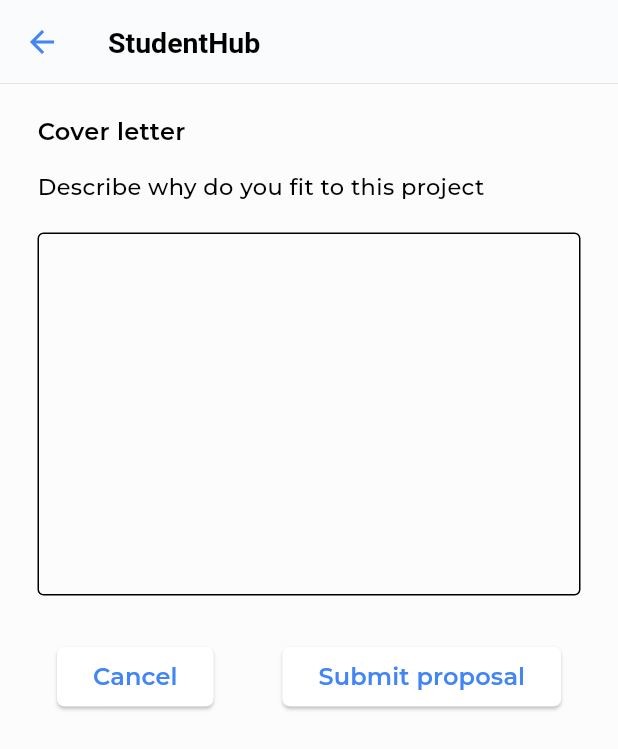
After one commit to rayleigh420/StudentHub, a Flutter app: the SubmitProject screen opened by its route, on a phone screen of 412 x 824 dp. The commit adds this screen. Shown: the top 749 px of the screen. Run offline on Flutter 3.47's test engine with Material 3 defaults, Android fonts, the phone set to English and light mode, and no system bars; our stand-ins replace another_flushbar, dio, dotted_border, event_bus, file_picker, flutter_mobx and 7 more; missing offline and left inert: material_dialog, textfield_tags, xxtea; accounts and stored records are empty; generated files the repository leaves out were written again.

Commit message:
ADD/ Submit proposal screen

```diff
--- a/lib/presentation/navigations/bottomNavigationBar.dart
+++ b/lib/presentation/navigations/bottomNavigationBar.dart
@@ -1,6 +1,6 @@
 import 'package:boilerplate/presentation/alert/alert.dart';
 import 'package:boilerplate/presentation/browse_project/browse_project_main.dart';
-import 'package:boilerplate/presentation/dashboard/dashboard.dart';
+import 'package:boilerplate/presentation/dashboard/dashboard_company.dart';
 import 'package:boilerplate/presentation/home/home.dart';
 import 'package:boilerplate/presentation/login/login.dart';
 import 'package:boilerplate/presentation/message/message.dart';
@@ -20,7 +20,7 @@
   static List<Widget> _widgetOptions = <Widget>[
     ProjectScreen(),
     MessageScreen(),
-    DashBoardScreen(),
+    DashboardCompanyScreen(),
     AlerttScreen(),
     ProfileScreen()
     // DashboardScreen(),
--- /dev/null
+++ b/lib/presentation/project/student/submit_project.dart
@@ -0,0 +1,91 @@
+import 'package:boilerplate/core/widgets/appBar.dart';
+import 'package:flutter/material.dart';
+
+class SubmitProject extends StatefulWidget {
+  const SubmitProject({Key? key}) : super(key: key);
+
+  @override
+  _SubmitProjectState createState() => _SubmitProjectState();
+}
+
+class _SubmitProjectState extends State<SubmitProject> {
+  @override
+  Widget build(BuildContext context) {
+    return Scaffold(
+      appBar: AppBarItem(),
+      body: SafeArea(
+        child: Container(
+            padding: const EdgeInsets.fromLTRB(25, 20, 25, 0),
+            child: GestureDetector(
+              onTap: () {
+                final currentFocus = FocusScope.of(context);
+                if (!currentFocus.hasPrimaryFocus) {
+                  currentFocus.unfocus();
+                }
+              },
+              child: Column(
+                crossAxisAlignment: CrossAxisAlignment.start,
+                children: [
+                  Text(
+                    "Cover letter",
+                    style: TextStyle(fontWeight: FontWeight.w600),
+                  ),
+                  SizedBox(
+                    height: 15,
+                  ),
+                  Text(
+                    "Describe why do you fit to this project",
+                    style: TextStyle(fontSize: 15, fontWeight: FontWeight.w500),
+                  ),
+                  SizedBox(
+                    height: 20,
+                  ),
+                  TextFormField(
+                    maxLines: 10,
+                    decoration: InputDecoration(
+                      border: OutlineInputBorder(
+                          borderSide: BorderSide(
+                        width: 3,
+                      )),
+                    ),
+                  ),
+                  Row(
+                    mainAxisAlignment: MainAxisAlignment.spaceEvenly,
+                    children: [
+                      Container(
+                        margin: const EdgeInsets.only(top: 30),
+                        child: ElevatedButton(
+                            style: ElevatedButton.styleFrom(
+                                shape: RoundedRectangleBorder(
+                                    borderRadius: BorderRadius.circular(5))),
+                            onPressed: () {
+                              // Navigator.pushNamed(context, '/project_post_4');
+                            },
+                            child: const Text(
+                                style: TextStyle(fontSize: 16), "Cancel")),
+                      ),
+                      SizedBox(
+                        width: 20,
+                      ),
+                      Container(
+                        margin: const EdgeInsets.only(top: 30),
+                        child: ElevatedButton(
+                            style: ElevatedButton.styleFrom(
+                                shape: RoundedRectangleBorder(
+                                    borderRadius: BorderRadius.circular(5))),
+                            onPressed: () {
+                              // Navigator.pushNamed(context, '/project_post_4');
+                            },
+                            child: const Text(
+                                style: TextStyle(fontSize: 16),
+                                "Submit proposal")),
+                      ),
+                    ],
+                  )
+                ],
+              ),
+            )),
+      ),
+    );
+  }
+}
--- a/lib/presentation/welcome/welcome_company.dart
+++ b/lib/presentation/welcome/welcome_company.dart
@@ -1,4 +1,4 @@
-import 'package:boilerplate/presentation/dashboard/dashboard.dart';
+import 'package:boilerplate/presentation/dashboard/dashboard_company.dart';
 import 'package:flutter/material.dart';
 
 class WelcomeCompany extends StatelessWidget {
@@ -47,7 +47,7 @@
                   onPressed: () {
                     Navigator.of(context)
                         .pushReplacement(MaterialPageRoute(builder: (context) {
-                      return  DashBoardScreen();
+                      return DashboardCompanyScreen();
                     }));
                   },
                   child: const Text(
--- a/lib/utils/routes/routes.dart
+++ b/lib/utils/routes/routes.dart
@@ -1,16 +1,17 @@
 import 'package:boilerplate/presentation/alert/alert.dart';
 import 'package:boilerplate/presentation/browse_project/browse_project_main.dart';
-import 'package:boilerplate/presentation/dashboard/dashboard.dart';
+import 'package:boilerplate/presentation/dashboard/dashboard_company.dart';
 import 'package:boilerplate/presentation/home/home.dart';
 import 'package:boilerplate/presentation/input_login/input_login.dart';
 import 'package:boilerplate/presentation/login/login.dart';
 import 'package:boilerplate/presentation/message/message.dart';
 import 'package:boilerplate/presentation/navigations/bottomNavigationBar.dart';
 import 'package:boilerplate/presentation/profile/profile.dart';
-import 'package:boilerplate/presentation/project/project_post_1.dart';
-import 'package:boilerplate/presentation/project/project_post_2.dart';
-import 'package:boilerplate/presentation/project/project_post_3.dart';
-import 'package:boilerplate/presentation/project/project_post_4.dart';
+import 'package:boilerplate/presentation/project/company/project_post_1.dart';
+import 'package:boilerplate/presentation/project/company/project_post_2.dart';
+import 'package:boilerplate/presentation/project/company/project_post_3.dart';
+import 'package:boilerplate/presentation/project/company/project_post_4.dart';
+import 'package:boilerplate/presentation/project/student/submit_project.dart';
 import 'package:boilerplate/presentation/saved_project/saved_project.dart';
 import 'package:boilerplate/presentation/signup/identity_signup/identity_signup.dart';
 import 'package:boilerplate/presentation/signup/input_signup/input_signup.dart';
@@ -37,6 +38,7 @@
   static const String project_post_2 = '/project_post_2';
   static const String project_post_3 = '/project_post_3';
   static const String project_post_4 = '/project_post_4';
+  static const String submit_project = '/submit_project';
 
   static final routes = <String, WidgetBuilder>{
     login_boilerplate: (BuildContext context) => LoginScreen(),
@@ -50,12 +52,13 @@
     // project: (context) => BrowseProjectScreen(),
     message: (context) => MessageScreen(),
     alert: (context) => AlerttScreen(),
-    dashboard: (context) => DashBoardScreen(),
+    dashboard: (context) => DashboardCompanyScreen(),
     profile: (context) => ProfileScreen(),
     rootTab: (context) => AppBottomNavigationBar(),
     project_post_1: (context) => ProjectPost1(),
     project_post_2: (context) => ProjectPost2(),
     project_post_3: (context) => ProjectPost3(),
     project_post_4: (context) => ProjectPost4(),
+    submit_project: (context) => SubmitProject(),
   };
 }
```
Also changed, not shown: lib/core/widgets/project_modal.dart (+10 -1 lines), lib/core/widgets/projects/list_project_company.dart (renamed from lib/core/widgets/projects/list_project.dart, +7 -6 lines), lib/core/widgets/projects/project_company_item.dart (renamed from lib/core/widgets/projects/projectItem.dart, +4 -4 lines), lib/presentation/dashboard/dashboard_company.dart (renamed from lib/presentation/dashboard/dashboard.dart, +6 -6 lines), lib/presentation/my_app.dart (+4 -4 lines), lib/presentation/dashboard/dashboard_student.dart (added), lib/presentation/project/company/project_post_1.dart (renamed from lib/presentation/project/project_post_1.dart), lib/presentation/project/company/project_post_2.dart (renamed from lib/presentation/project/project_post_2.dart), lib/presentation/project/company/project_post_3.dart (renamed from lib/presentation/project/project_post_3.dart), lib/presentation/project/company/project_post_4.dart (renamed from lib/presentation/project/project_post_4.dart).
